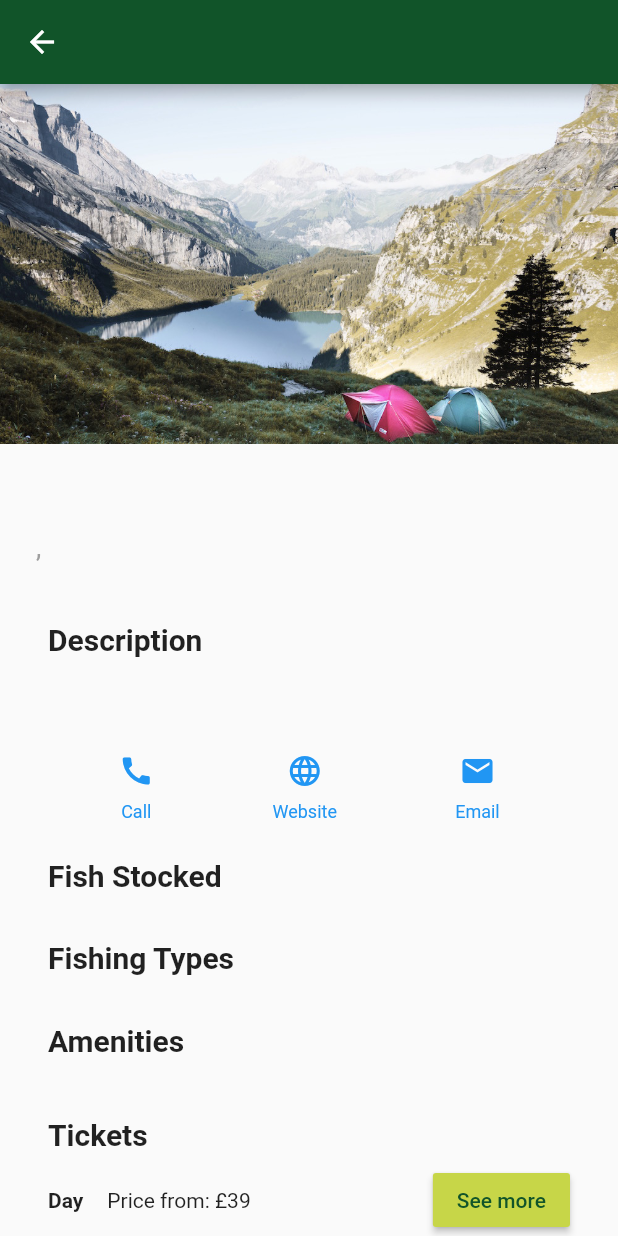
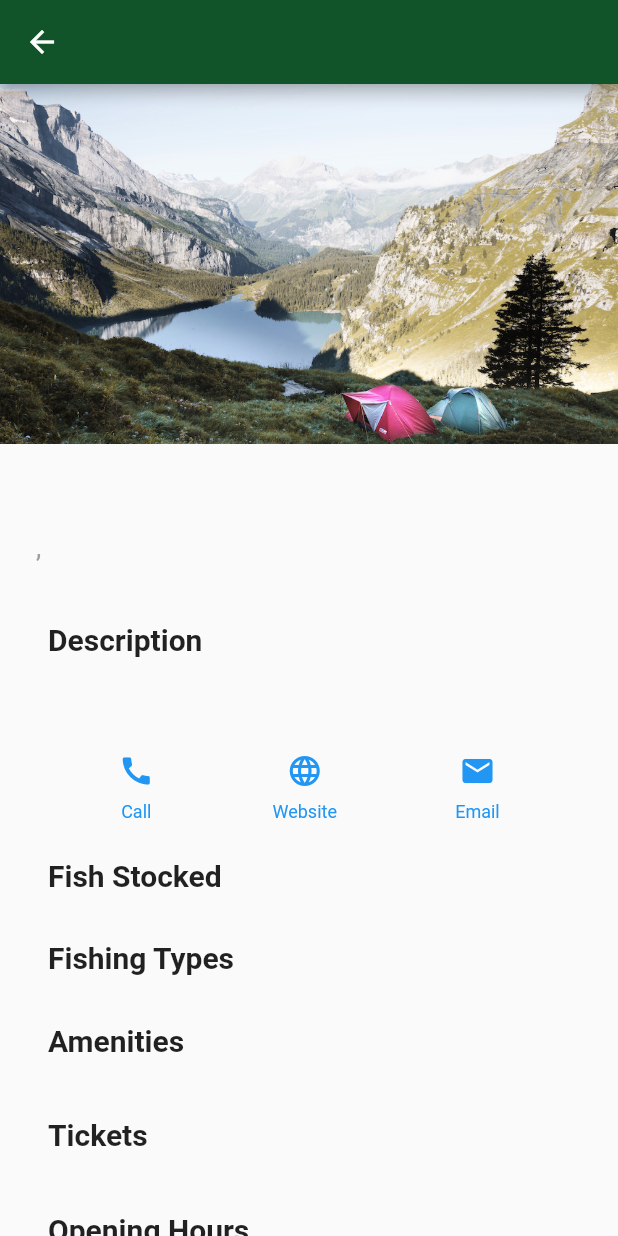
Before and after one commit to htbryant94/Fisheri, a Flutter app: the SecondRoute screen opened directly with empty values, on a phone screen of 412 x 824 dp. Run offline on Flutter 3.47's test engine with Material 2 defaults, Android fonts, the light colour scheme and no system bars; our stand-ins replace cloud_firestore, google_maps_flutter; missing offline and left inert: firebase_storage_image, jaguar_serializer; accounts and stored records are empty.

Commit message:
Tickets section now uses live data
# Subject line ~50 characters, no more than 72 characters
#
# 72 character wrapped longer description. This should answer:
#
# * Why was this change necessary/what was the problem you were addressing
# * How does your change address the problem?
# * Are there any side effects or changes that are worth highlighting?
#
# Include any relevant links e.g revert pr's, gem pr's, trello tickets

```diff
--- a/lib/Screens/detail_screen/detail_screen.dart
+++ b/lib/Screens/detail_screen/detail_screen.dart
@@ -24,6 +24,7 @@ class DetailScreen extends StatelessWidget {
     this.fishTypes,
     this.openingHours,
     this.address,
+    this.tickets,
   });
 
   final bool descriptionExpanded;
@@ -35,6 +36,7 @@ class DetailScreen extends StatelessWidget {
   final List<dynamic> fishTypes;
   final HoursOfOperation openingHours;
   final VenueAddress address;
+  final List<dynamic> tickets;
 
   @override
   Widget build(BuildContext context) {
@@ -43,7 +45,7 @@ class DetailScreen extends StatelessWidget {
         ImageCarousel('images/lake.jpg'),
         TitleSection(
           title: title,
-          town:  address.town,
+          town: address.town,
           county: address.county,
         ),
         DescriptionSection(
@@ -56,7 +58,9 @@ class DetailScreen extends StatelessWidget {
         FishStockedSection(fishStock),
         FishingTypesSection(fishTypes),
         AmenitiesSection(amenities),
-        TicketsSection(),
+        TicketsSection(
+          tickets: tickets,
+        ),
         OpeningHoursSection(
           openingHours: openingHours,
         ),
--- a/lib/Screens/detail_screen/tickets_section.dart
+++ b/lib/Screens/detail_screen/tickets_section.dart
@@ -3,19 +3,39 @@ import 'header.dart';
 import 'package:fisheri/house_colors.dart';
 
 class TicketsSection extends StatelessWidget {
-  TicketsSection();
+  TicketsSection({this.tickets});
+
+  final List<dynamic> tickets;
 
   @override
   Widget build(BuildContext context) {
     return Container(
       padding: const EdgeInsets.fromLTRB(32, 16, 32, 16),
       child: Column(
-          children: <Widget>[
+        children: [
           Header('Tickets'),
           SizedBox(height: 8),
-            Row(
-              children: <Widget>[
-                Text('Day', style: TextStyle(fontWeight: FontWeight.bold)),
+          Column(
+            children: tickets.map((ticket) => _Ticket(type: ticket)).toList(),
+          ),
+        ],
+      ),
+    );
+  }
+}
+
+class _Ticket extends StatelessWidget {
+  _Ticket({
+    this.type,
+  });
+
+  final String type;
+
+  @override
+  Widget build(BuildContext context) {
+    return Row(
+      children: [
+        Text(type, style: TextStyle(fontWeight: FontWeight.bold)),
         SizedBox(width: 16),
         Text('Price from: £39'),
         Spacer(),
@@ -25,56 +45,9 @@ class TicketsSection extends StatelessWidget {
             style: TextStyle(color: HouseColors.primaryGreen),
           ),
           color: HouseColors.accentGreen,
-                    onPressed: () {})
-              ],
-            ),
-            Row(
-              children: <Widget>[
-                Text('Syndicate',
-                    style: TextStyle(fontWeight: FontWeight.bold)),
-                SizedBox(width: 16),
-                Text('Price from: £39'),
-                Spacer(),
-                RaisedButton(
-                    child: Text(
-                      "See more",
-                      style: TextStyle(color: HouseColors.primaryGreen),
-                    ),
-                    color: HouseColors.accentGreen,
-                    onPressed: () {})
-              ],
-            ),
-            Row(
-              children: <Widget>[
-                Text('Season', style: TextStyle(fontWeight: FontWeight.bold)),
-                SizedBox(width: 16),
-                Text('Price from: £39'),
-                Spacer(),
-                RaisedButton(
-                    child: Text(
-                      "See more",
-                      style: TextStyle(color: HouseColors.primaryGreen),
-                    ),
-                    color: HouseColors.accentGreen,
-                    onPressed: () {})
-              ],
-            ),
-            Row(
-              children: <Widget>[
-                Text('Club', style: TextStyle(fontWeight: FontWeight.bold)),
-                SizedBox(width: 16),
-                Text('Price from: £39'),
-                Spacer(),
-                RaisedButton(
-                    child: Text(
-                      "See more",
-                      style: TextStyle(color: HouseColors.primaryGreen),
-                    ),
-                    color: HouseColors.accentGreen,
-                    onPressed: () {})
-              ],
+          onPressed: () {},
         )
       ],
-        ));
+    );
   }
 }
--- a/lib/Screens/search_results_screen.dart
+++ b/lib/Screens/search_results_screen.dart
@@ -32,6 +32,7 @@ class SearchResultsScreen extends StatelessWidget {
             final List<dynamic> _amenities = snapshot.data.documents[index]['amenities_array'];
             final Map _openingHours = snapshot.data.documents[index]['hours_of_operation_map'];
             final _address = snapshot.data.documents[index]['address'];
+            final List<dynamic> _tickets = snapshot.data.documents[index]['tickets_array'];
             return SearchResultCell(
               imageURL: 'images/lake.jpg',
               title: snapshot.data.documents[index]['name'],
@@ -45,6 +46,7 @@ class SearchResultsScreen extends StatelessWidget {
               // fishStock: VenueFishStockJSONSerializer().fromMap(_fishStock),
               fishStock: _fishStockArray,
               fishTypes: _fishingTypes,
+              tickets: _tickets,
             );
           },
         );
--- a/lib/search_result_cell.dart
+++ b/lib/search_result_cell.dart
@@ -1,7 +1,7 @@
+import 'package:flutter/material.dart';
 import 'package:fisheri/models/hours_of_operation.dart';
 import 'package:fisheri/models/venue_address.dart';
 import 'package:fisheri/models/fish_stock.dart';
-import 'package:flutter/material.dart';
 import 'Screens/detail_screen/detail_screen.dart';
 import 'house_colors.dart';
 
@@ -18,6 +18,7 @@ class SearchResultCell extends StatelessWidget {
     this.openingHours,
     this.amenities,
     this.fishTypes,
+    this.tickets,
   });
 
   final String imageURL;
@@ -31,6 +32,7 @@ class SearchResultCell extends StatelessWidget {
   final HoursOfOperation openingHours;
   final List<dynamic> amenities;
   final List<dynamic> fishTypes;
+  final List<dynamic> tickets;
 
   @override
   Widget build(BuildContext context) {
@@ -48,6 +50,7 @@ class SearchResultCell extends StatelessWidget {
                       amenities: amenities,
                       openingHours: openingHours,
                       address: address,
+                      tickets: tickets,
                     )));
       },
       child: Container(
@@ -78,6 +81,7 @@ class SecondRoute extends StatelessWidget {
     this.fishTypes,
     this.openingHours,
     this.address,
+    this.tickets,
   });
 
   final String title;
@@ -87,6 +91,7 @@ class SecondRoute extends StatelessWidget {
   final List<dynamic> fishTypes;
   final HoursOfOperation openingHours;
   final VenueAddress address;
+  final List<dynamic> tickets;
 
   @override
   Widget build(BuildContext context) {
@@ -105,6 +110,7 @@ class SecondRoute extends StatelessWidget {
           openingHours: openingHours,
           descriptionExpanded: true,
           address: address,
+          tickets: tickets,
         ),
       ),
     );
```
Lines whose indentation alone changed are shown as unchanged.
